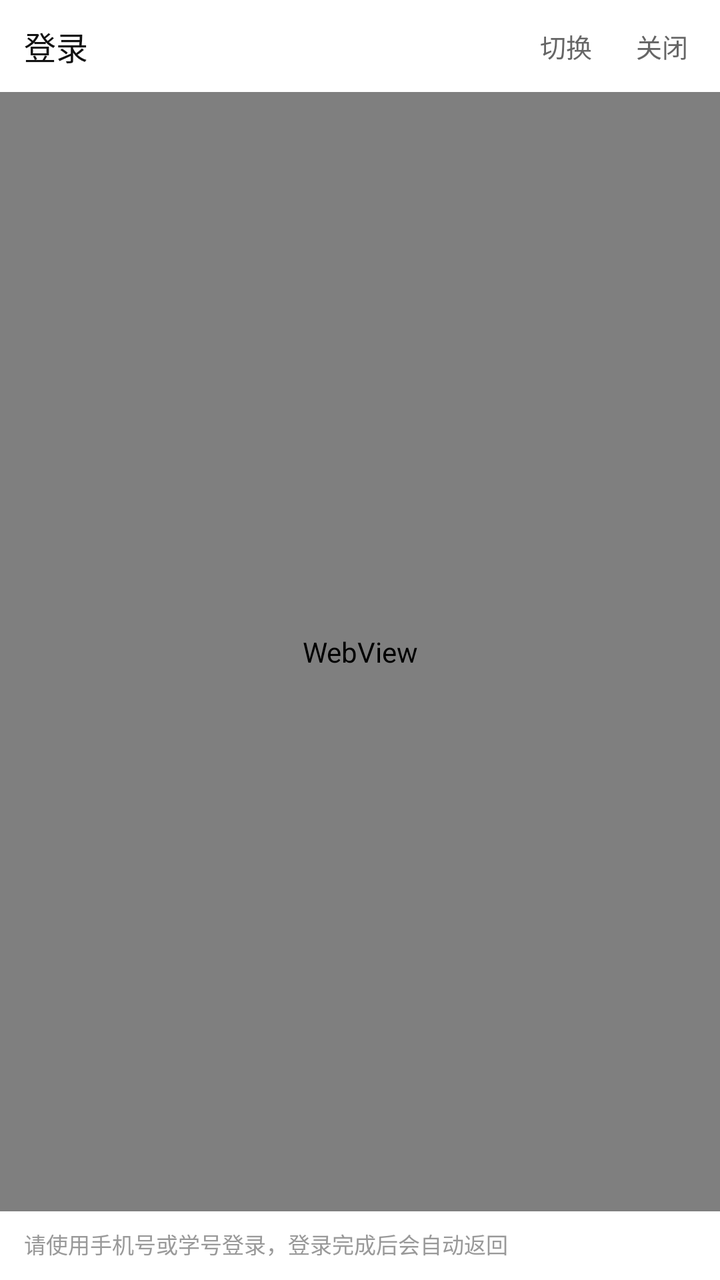
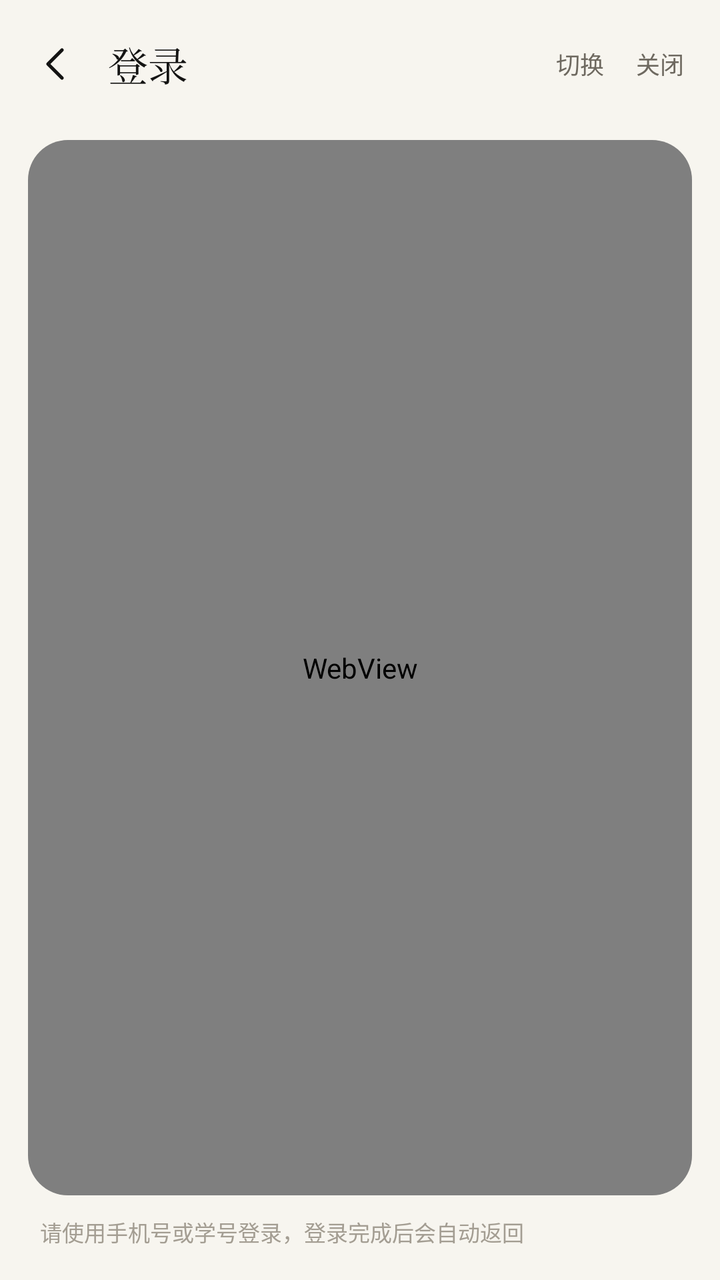

Compare the two renders of this Android layout. The source of the first and the diff that turns it into the second are given below.
<!-- AndroidManifest.xml: application theme Theme.Board -->
<!-- res/layout/activity_login.xml -->
<?xml version="1.0" encoding="utf-8"?>
<LinearLayout xmlns:android="http://schemas.android.com/apk/res/android"
    android:layout_width="match_parent"
    android:layout_height="match_parent"
    android:background="#FFFFFF"
    android:orientation="vertical">

    <LinearLayout
        android:layout_width="match_parent"
        android:layout_height="46dp"
        android:orientation="horizontal"
        android:paddingLeft="12dp"
        android:paddingRight="12dp">

        <TextView
            android:id="@+id/tvLoginTitle"
            android:layout_width="0dp"
            android:layout_height="match_parent"
            android:layout_weight="1"
            android:gravity="center_vertical"
            android:text="登录"
            android:textColor="#111111"
            android:textSize="16sp" />

        <TextView
            android:id="@+id/btnSwitch"
            android:layout_width="wrap_content"
            android:layout_height="match_parent"
            android:gravity="center_vertical"
            android:paddingLeft="10dp"
            android:paddingRight="10dp"
            android:text="切换"
            android:textColor="#666666"
            android:textSize="13sp" />

        <TextView
            android:id="@+id/btnClose"
            android:layout_width="wrap_content"
            android:layout_height="match_parent"
            android:gravity="center_vertical"
            android:paddingLeft="12dp"
            android:paddingRight="4dp"
            android:text="关闭"
            android:textColor="#666666"
            android:textSize="13sp" />
    </LinearLayout>

    <ProgressBar
        android:id="@+id/progress"
        style="?android:attr/progressBarStyleHorizontal"
        android:layout_width="match_parent"
        android:layout_height="2dp"
        android:indeterminate="true"
        android:visibility="gone" />

    <WebView
        android:id="@+id/webView"
        android:layout_width="match_parent"
        android:layout_height="0dp"
        android:layout_weight="1" />

    <TextView
        android:id="@+id/tvHint"
        android:layout_width="match_parent"
        android:layout_height="wrap_content"
        android:paddingLeft="12dp"
        android:paddingTop="8dp"
        android:paddingRight="12dp"
        android:paddingBottom="10dp"
        android:text="请使用手机号或学号登录，登录完成后会自动返回"
        android:textColor="#999999"
        android:textSize="11sp" />
</LinearLayout>
<!-- resources referenced by this layout -->
<resources>
  <style name="Theme.Board" parent="Theme.AppCompat.Light.NoActionBar">
          <item name="android:windowBackground">#FFFFFF</item>
          <item name="android:statusBarColor">#FFFFFF</item>
          <item name="android:windowLightStatusBar">true</item>
          <item name="android:navigationBarColor">#FFFFFF</item>
          <item name="android:windowLightNavigationBar">true</item>
          <item name="colorAccent">#111111</item>
          <item name="android:textColorPrimary">#111111</item>
      </style>
</resources>

<!-- the commit's change to res/layout/activity_login.xml (unified diff, before → after) -->
@@ -2,25 +2,37 @@
 <LinearLayout xmlns:android="http://schemas.android.com/apk/res/android"
     android:layout_width="match_parent"
     android:layout_height="match_parent"
-    android:background="#FFFFFF"
+    android:background="@color/tt_bg"
     android:orientation="vertical">
 
     <LinearLayout
         android:layout_width="match_parent"
-        android:layout_height="46dp"
+        android:layout_height="64dp"
+        android:gravity="center_vertical"
         android:orientation="horizontal"
-        android:paddingLeft="12dp"
-        android:paddingRight="12dp">
+        android:paddingLeft="10dp"
+        android:paddingRight="16dp">
+
+        <ImageButton
+            android:id="@+id/btnBack"
+            android:layout_width="36dp"
+            android:layout_height="36dp"
+            android:background="?android:attr/selectableItemBackgroundBorderless"
+            android:contentDescription="返回"
+            android:scaleType="centerInside"
+            android:src="@drawable/ic_back" />
 
         <TextView
             android:id="@+id/tvLoginTitle"
             android:layout_width="0dp"
             android:layout_height="match_parent"
+            android:layout_marginLeft="8dp"
             android:layout_weight="1"
+            android:fontFamily="serif"
             android:gravity="center_vertical"
             android:text="登录"
-            android:textColor="#111111"
-            android:textSize="16sp" />
+            android:textColor="@color/tt_ink"
+            android:textSize="20sp" />
 
         <TextView
             android:id="@+id/btnSwitch"
@@ -30,19 +42,19 @@
             android:paddingLeft="10dp"
             android:paddingRight="10dp"
             android:text="切换"
-            android:textColor="#666666"
-            android:textSize="13sp" />
+            android:textColor="@color/tt_muted"
+            android:textSize="12sp" />
 
         <TextView
             android:id="@+id/btnClose"
             android:layout_width="wrap_content"
             android:layout_height="match_parent"
             android:gravity="center_vertical"
-            android:paddingLeft="12dp"
-            android:paddingRight="4dp"
+            android:paddingLeft="6dp"
+            android:paddingRight="2dp"
             android:text="关闭"
-            android:textColor="#666666"
-            android:textSize="13sp" />
+            android:textColor="@color/tt_muted"
+            android:textSize="12sp" />
     </LinearLayout>
 
     <ProgressBar
@@ -51,23 +63,35 @@
         android:layout_width="match_parent"
         android:layout_height="2dp"
         android:indeterminate="true"
+        android:progressTint="@color/tt_accent"
         android:visibility="gone" />
 
-    <WebView
-        android:id="@+id/webView"
+    <FrameLayout
         android:layout_width="match_parent"
         android:layout_height="0dp"
-        android:layout_weight="1" />
+        android:layout_marginLeft="14dp"
+        android:layout_marginTop="6dp"
+        android:layout_marginRight="14dp"
+        android:layout_marginBottom="10dp"
+        android:layout_weight="1"
+        android:background="@drawable/bg_card"
+        android:clipToOutline="true">
+
+        <WebView
+            android:id="@+id/webView"
+            android:layout_width="match_parent"
+            android:layout_height="match_parent" />
+    </FrameLayout>
 
     <TextView
         android:id="@+id/tvHint"
         android:layout_width="match_parent"
         android:layout_height="wrap_content"
-        android:paddingLeft="12dp"
-        android:paddingTop="8dp"
-        android:paddingRight="12dp"
-        android:paddingBottom="10dp"
+        android:paddingLeft="20dp"
+        android:paddingTop="0dp"
+        android:paddingRight="20dp"
+        android:paddingBottom="16dp"
         android:text="请使用手机号或学号登录，登录完成后会自动返回"
-        android:textColor="#999999"
+        android:textColor="@color/tt_muted2"
         android:textSize="11sp" />
 </LinearLayout>
<!-- resource entries referenced after the edit -->
@@ -1,5 +1,21 @@
 <!-- resources referenced by this layout -->
 <resources>
+  <color name="tt_accent">#C96442</color>
+  <color name="tt_bg">#F7F5EF</color>
+  <color name="tt_ink">#141413</color>
+  <color name="tt_muted">#6E6960</color>
+  <color name="tt_muted2">#A39D92</color>
+  <!-- drawable bg_card (drawable) -->
+  <?xml version="1.0" encoding="utf-8"?>
+  <shape xmlns:android="http://schemas.android.com/apk/res/android" android:shape="rectangle">
+      <solid android:color="@color/tt_surface" />
+      <corners android:radius="20dp" />
+      <stroke android:width="1dp" android:color="@color/tt_line" />
+  </shape>
+  <!-- drawable ic_back (drawable) -->
+  <vector xmlns:android="http://schemas.android.com/apk/res/android" android:width="24dp" android:height="24dp" android:viewportWidth="24" android:viewportHeight="24">
+      <path android:pathData="M15 5l-7 7 7 7" android:strokeColor="#FF141413" android:strokeWidth="1.7" android:strokeLineCap="round" android:strokeLineJoin="round" android:fillColor="@android:color/transparent" />
+  </vector>
   <style name="Theme.Board" parent="Theme.AppCompat.Light.NoActionBar">
           <item name="android:windowBackground">#FFFFFF</item>
           <item name="android:statusBarColor">#FFFFFF</item>
@@ -9,5 +25,7 @@
           <item name="colorAccent">#111111</item>
           <item name="android:textColorPrimary">#111111</item>
       </style>
+  <color name="tt_surface">#FFFFFF</color>
+  <color name="tt_line">#E5E0D5</color>
 </resources>
 
